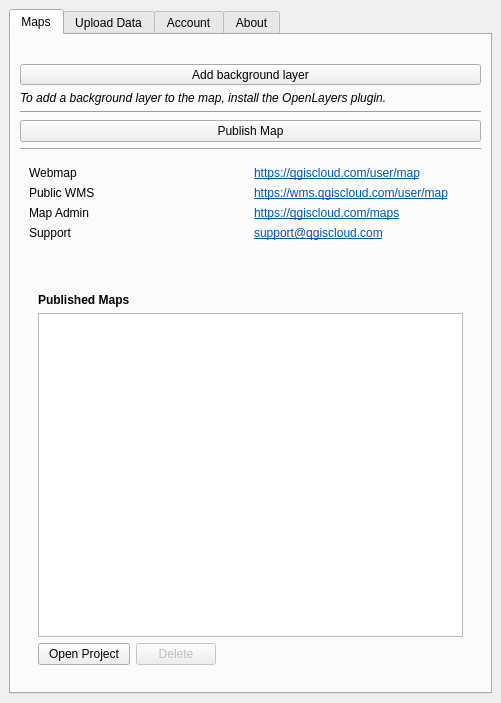
The window that qgiscloud/qgiscloudplugin.ui (qgiscloud/qgis-cloud-plugin) describes before a commit, drawn with Qt 5.
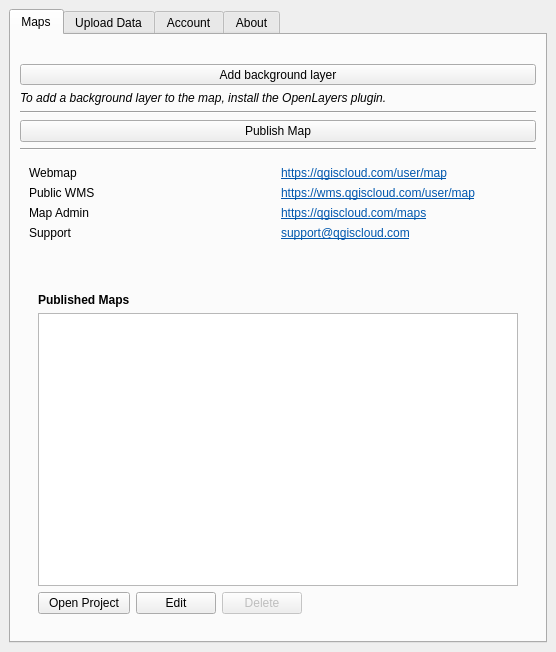
The same window after the commit. The open tabs and pages were chosen to show the change. Icons and pictures are not drawn. Custom widgets are drawn as their Qt base class.

The edit to the form file:
```diff
--- a/qgiscloud/qgiscloudplugin.ui
+++ b/qgiscloud/qgiscloudplugin.ui
@@ -6,8 +6,8 @@
    <rect>
     <x>0</x>
     <y>0</y>
-    <width>501</width>
-    <height>703</height>
+    <width>556</width>
+    <height>652</height>
    </rect>
   </property>
   <property name="locale">
@@ -18,7 +18,7 @@
   </property>
   <widget class="QWidget" name="dockWidgetContents">
    <layout class="QGridLayout" name="gridLayout_3">
-    <item row="1" column="0">
+    <item row="0" column="0">
      <widget class="QTabWidget" name="tabWidget">
       <property name="currentIndex">
        <number>1</number>
@@ -243,7 +243,7 @@
                 </property>
                </widget>
               </item>
-              <item row="1" column="0" colspan="3">
+              <item row="1" column="0" colspan="4">
                <widget class="QListWidget" name="tabMaps"/>
               </item>
               <item row="2" column="0">
@@ -253,7 +253,7 @@
                 </property>
                </widget>
               </item>
-              <item row="2" column="1">
+              <item row="2" column="2">
                <widget class="QPushButton" name="btnMapDelete">
                 <property name="enabled">
                  <bool>false</bool>
@@ -263,7 +263,7 @@
                 </property>
                </widget>
               </item>
-              <item row="2" column="2">
+              <item row="2" column="3">
                <spacer name="horizontalSpacer_5">
                 <property name="orientation">
                  <enum>Qt::Horizontal</enum>
@@ -276,6 +276,13 @@
                 </property>
                </spacer>
               </item>
+              <item row="2" column="1">
+               <widget class="QPushButton" name="btnMapEdit">
+                <property name="text">
+                 <string>Edit</string>
+                </property>
+               </widget>
+              </item>
              </layout>
             </widget>
            </item>
```
Left out of the diff: 13 changed lines with no effect on the pictures.
